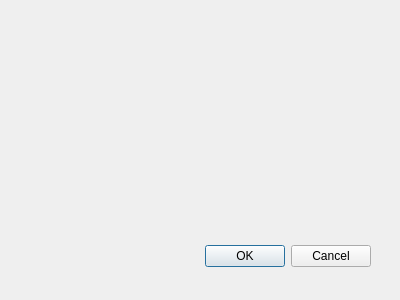
Above: dialog.ui from pochih0313/DBMS-Hotel before the change. Below: the same form after it.
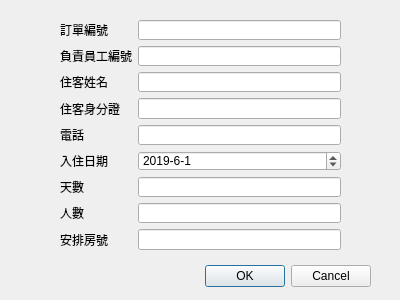
That is the form after the change.

Diff of the .ui file:
```diff
--- a/dialog.ui
+++ b/dialog.ui
@@ -19,7 +19,7 @@
    <property name="geometry">
     <rect>
      <x>30</x>
-     <y>240</y>
+     <y>260</y>
      <width>341</width>
      <height>32</height>
     </rect>
@@ -31,6 +31,129 @@
     <set>QDialogButtonBox::Cancel|QDialogButtonBox::Ok</set>
    </property>
   </widget>
+  <widget class="QWidget" name="formLayoutWidget">
+   <property name="geometry">
+    <rect>
+     <x>60</x>
+     <y>20</y>
+     <width>281</width>
+     <height>230</height>
+    </rect>
+   </property>
+   <layout class="QFormLayout" name="formLayout">
+    <item row="0" column="0">
+     <widget class="QLabel" name="label">
+      <property name="text">
+       <string>訂單編號</string>
+      </property>
+     </widget>
+    </item>
+    <item row="0" column="1">
+     <widget class="QLineEdit" name="lineEdit"/>
+    </item>
+    <item row="1" column="0">
+     <widget class="QLabel" name="label_2">
+      <property name="text">
+       <string>負責員工編號</string>
+      </property>
+     </widget>
+    </item>
+    <item row="1" column="1">
+     <widget class="QLineEdit" name="lineEdit_2"/>
+    </item>
+    <item row="2" column="0">
+     <widget class="QLabel" name="label_3">
+      <property name="text">
+       <string>住客姓名</string>
+      </property>
+     </widget>
+    </item>
+    <item row="3" column="1">
+     <widget class="QLineEdit" name="lineEdit_4"/>
+    </item>
+    <item row="2" column="1">
+     <widget class="QLineEdit" name="lineEdit_3"/>
+    </item>
+    <item row="4" column="0">
+     <widget class="QLabel" name="label_5">
+      <property name="text">
+       <string>電話</string>
+      </property>
+     </widget>
+    </item>
+    <item row="5" column="0">
+     <widget class="QLabel" name="label_6">
+      <property name="text">
+       <string>入住日期</string>
+      </property>
+     </widget>
+    </item>
+    <item row="6" column="0">
+     <widget class="QLabel" name="label_7">
+      <property name="text">
+       <string>天數</string>
+      </property>
+     </widget>
+    </item>
+    <item row="7" column="0">
+     <widget class="QLabel" name="label_8">
+      <property name="text">
+       <string>人數</string>
+      </property>
+     </widget>
+    </item>
+    <item row="8" column="0">
+     <widget class="QLabel" name="label_9">
+      <property name="text">
+       <string>安排房號</string>
+      </property>
+     </widget>
+    </item>
+    <item row="4" column="1">
+     <widget class="QLineEdit" name="lineEdit_5"/>
+    </item>
+    <item row="6" column="1">
+     <widget class="QLineEdit" name="lineEdit_7"/>
+    </item>
+    <item row="7" column="1">
+     <widget class="QLineEdit" name="lineEdit_8"/>
+    </item>
+    <item row="8" column="1">
+     <widget class="QLineEdit" name="lineEdit_9"/>
+    </item>
+    <item row="3" column="0">
+     <widget class="QLabel" name="label_4">
+      <property name="text">
+       <string>住客身分證</string>
+      </property>
+     </widget>
+    </item>
+    <item row="5" column="1">
+     <widget class="QDateEdit" name="dateEdit">
+      <property name="dateTime">
+       <datetime>
+        <hour>0</hour>
+        <minute>0</minute>
+        <second>0</second>
+        <year>2019</year>
+        <month>6</month>
+        <day>1</day>
+       </datetime>
+      </property>
+      <property name="displayFormat">
+       <string>yyyy-M-d</string>
+      </property>
+      <property name="date">
+       <date>
+        <year>2019</year>
+        <month>6</month>
+        <day>1</day>
+       </date>
+      </property>
+     </widget>
+    </item>
+   </layout>
+  </widget>
  </widget>
  <pixmapfunction/>
  <resources/>
```
Left out of the diff: 5 changed lines with no effect on the pictures.
